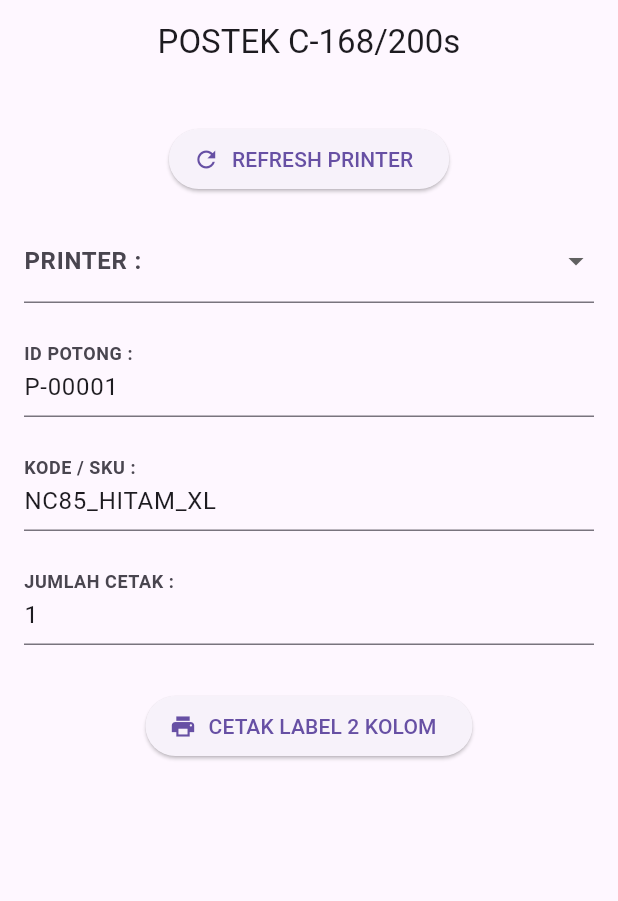
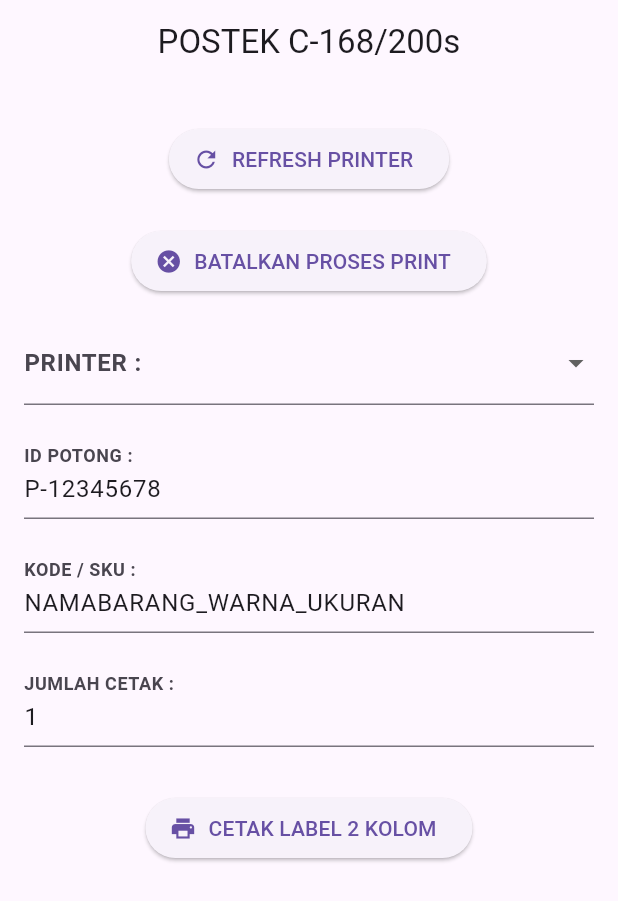
Before and after one commit to ali819/postek_printer, a Flutter app: the screen it shows after launch, on a phone screen of 412 x 824 dp. Shown: the top 901 px of the screen. Run offline on Flutter 3.47's test engine with Material 3 defaults, Android fonts, the light colour scheme and no system bars; missing offline and left inert: dart:ffi, win32.

Commit message:
update cancel print button

```diff
--- a/lib/main.dart
+++ b/lib/main.dart
@@ -33,8 +33,8 @@
 
   List<String> _printerList = ["Dummy Printer"];
   String? _selectedPrinter;
-  final TextEditingController _idPotong = TextEditingController(text: 'P-00001');
-  final TextEditingController _sku = TextEditingController(text: 'NC85_HITAM_XL');
+  final TextEditingController _idPotong = TextEditingController(text: 'P-12345678');
+  final TextEditingController _sku = TextEditingController(text: 'NAMABARANG_WARNA_UKURAN');
   final TextEditingController _jumlahCetak = TextEditingController(text: '1');
 
   Future<List<String>> getPrinters() async {
@@ -112,7 +112,6 @@
               Center(
                 child: ElevatedButton.icon(
                   onPressed: () async {
-                    AppSnackbar.show(message: "Memuat ulang list printer...", type: "success");
                     try {
                       final printers = await getPrinters();
                       setState(() {
@@ -129,7 +128,26 @@
                   label: const Text('REFRESH PRINTER'),
                 ),
               ),
+              const SizedBox(height: 20),
+              Center(
+                child: ElevatedButton.icon(
+                  onPressed: () async {
+                    if (_selectedPrinter == null) {
+                      AppSnackbar.show(message: "Pilih printer terlebih dahulu", type: "error");
+                      return;
+                    }
+                    try {
+                      await cancelAllPrintJobs(_selectedPrinter!);
+                      AppSnackbar.show(message: "Semua print job dibatalkan", type: "success");
+                    } catch (e) {
+                      AppSnackbar.show(message: "Gagal membatalkan: $e", type: "error");
+                    }
+                  },
+                  icon: const Icon(Icons.cancel),
+                  label: const Text("BATALKAN PROSES PRINT"),
+                ),
 
+              ),
               const SizedBox(height: 16),
               DropdownButtonFormField<String>(
                 value: _selectedPrinter,
@@ -207,8 +225,6 @@
                   label: const Text('CETAK LABEL 2 KOLOM'),
                 ),
               ),
-              // const SizedBox(height: 40),
-              // const Text('Tes Printer', style: TextStyle(fontWeight: FontWeight.bold)),
               const SizedBox(height: 10),
             ],
           ),
```
Also changed, not shown: lib/printer_services.dart (+54 -0 lines).
